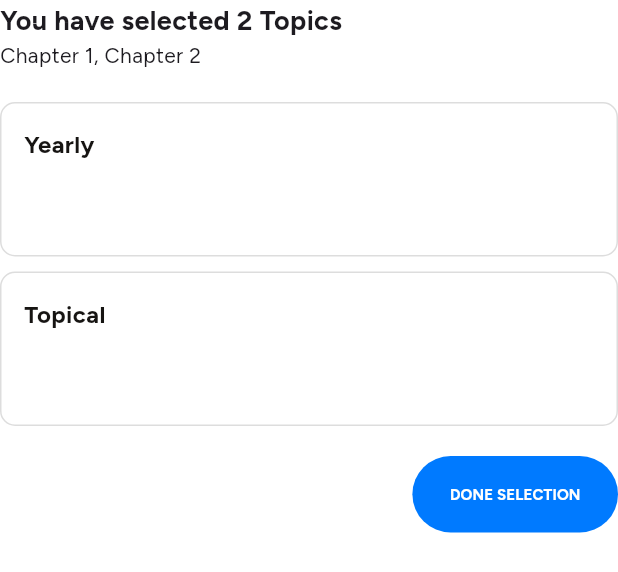
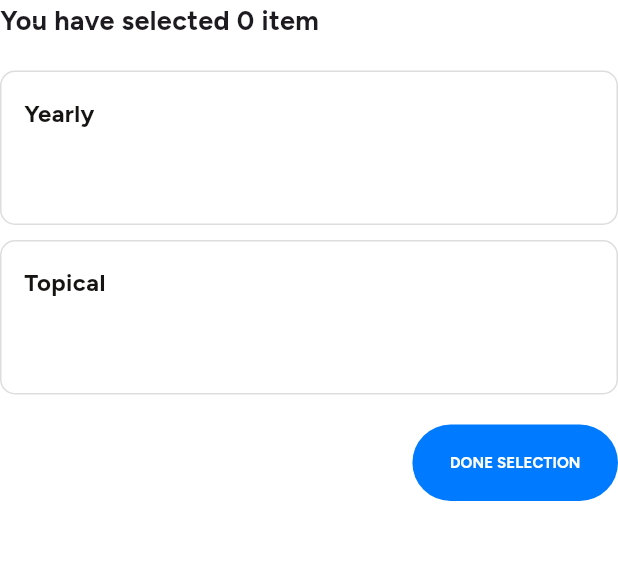
Before and after one commit to myedupal/edupals-flutter, a Flutter app: the SelectionDialog widget shown alone on an empty page, opened directly, on a phone screen of 412 x 824 dp. Shown: the top 572 px of the screen. Run offline on Flutter 3.47's test engine with Material 3 defaults, Android fonts, the phone set to English and light mode, and no system bars; our stand-ins replace cached_network_image, dio, firebase_core, flutter_dotenv, flutter_secure_storage, flutter_svg and 6 more; missing offline and left inert: ua_client_hints; accounts and stored records are empty; network calls fail.

Commit message:
Include topic repository and integrate selection

```diff
--- a/lib/core/values/api_constants.dart
+++ b/lib/core/values/api_constants.dart
@@ -7,6 +7,7 @@ abstract class ApiConstants {
   // API lists
   static const version = '/api/v1';
   static const getSubjects = '$version/web/subjects/';
+  static const getTopics = '$version/web/topics/';
   static const getLogin = '$version/user/sign_in';
   static const getLogout = '$version/user/sign_out';
   static const getQuestions = '$version/user/questions';
--- a/lib/features/question-bank/presentation/view/components/selection_dialog.dart
+++ b/lib/features/question-bank/presentation/view/components/selection_dialog.dart
@@ -15,12 +15,16 @@ class SelectionDialog extends GetView<SelectionDialogController> {
     this.isMultiSelect = true,
     this.numberOfColumn = 4,
     this.childRatio = 1.2,
+    this.title = "item",
+    this.emitData,
   });
 
   final List<KeyValue>? selectionList;
   final bool isMultiSelect;
   final int numberOfColumn;
   final double childRatio;
+  final String title;
+  final Function(List<KeyValue?>?)? emitData;
 
   Widget selectionColumn(
       {String? title, String? subtitle, bool isSelected = false}) {
@@ -48,7 +52,7 @@ class SelectionDialog extends GetView<SelectionDialogController> {
             AppValues.double15, AppValues.double15, AppValues.double15, 0));
   }
 
-  Widget get dataList => Obx(() => GridView.count(
+  Widget get dataList => GridView.count(
         padding: const EdgeInsets.symmetric(vertical: AppValues.double20),
         primary: false,
         crossAxisCount: Get.context?.isPhone == true
@@ -67,43 +71,56 @@ class SelectionDialog extends GetView<SelectionDialogController> {
                     subtitle: e.sublabel,
                     isSelected: selectedData != null)
                 .onTap(() {
-              controller.selectData(value: e);
+              controller.selectData(value: e, isMultiSelect: isMultiSelect);
             });
           }),
         ],
       ).constraintsWrapper(
           height: Get.context?.isLandscape == true
               ? Get.height * 0.7
-              : Get.width * 0.7));
+              : Get.width * 0.7);
 
   @override
   Widget build(BuildContext context) {
     Get.put(SelectionDialogController());
-    return Column(
+    return Obx(() => Column(
           mainAxisSize: MainAxisSize.min,
           crossAxisAlignment: CrossAxisAlignment.start,
           children: [
-        Column(
+            AnimatedSize(
+                alignment: Alignment.topLeft,
+                duration: const Duration(milliseconds: 300),
+                child: Column(
                   crossAxisAlignment: CrossAxisAlignment.start,
                   children: [
                     Text(
-              "You have selected 2 Topics",
+                      "You have selected ${controller.selectedList?.length} $title",
                       style: MyTextStyle.l.bold,
                     ),
-            const Text(
-              "Chapter 1, Chapter 2",
+                    if ((controller.selectedList?.length ?? 0) > 0)
+                      Text(
+                        controller.selectedList
+                                ?.map((element) => element?.label)
+                                .join(", ") ??
+                            "",
                         style: MyTextStyle.s,
+                        overflow: TextOverflow.ellipsis,
                       ),
                   ],
-        ),
+                )),
             dataList,
             Row(
               children: [
                 const Spacer(),
-            BaseButton(text: "Done Selection", onClick: () {})
+                BaseButton(
+                    text: "Done Selection",
+                    onClick: () {
+                      emitData?.call(controller.selectedList);
+                      Get.back();
+                    })
               ],
             )
           ],
-    );
+        ));
   }
 }
```
Also changed, not shown: lib/features/question-bank/domain/model/topic.dart (+24 -0 lines), lib/features/question-bank/domain/repository/topic_repository.dart (added, +44 -0 lines), lib/features/question-bank/presentation/binding/question_bank_binding.dart (deleted, +0 -13 lines), lib/features/question-bank/presentation/controller/question_bank_controller.dart (+27 -0 lines), lib/features/question-bank/presentation/controller/selection_dialog_controller.dart (+7 -5 lines), lib/features/question-bank/presentation/view/screens/question_bank_view.dart (+76 -27 lines). Lines whose indentation alone changed are shown as unchanged.
